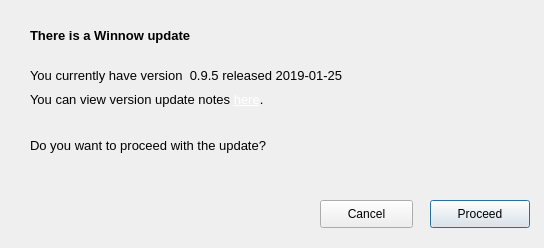
This is Dialogs/updateapp.ui in towhee/Winnow64 as Qt 5 draws it before an edit. The edited form follows.
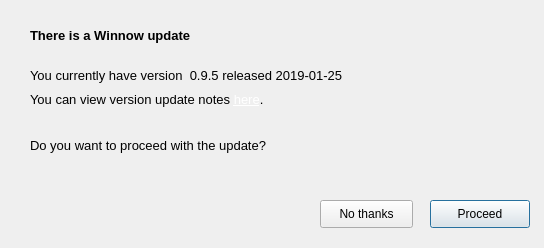
This is the edited form.

What changed in the file:
```diff
--- a/Dialogs/updateapp.ui
+++ b/Dialogs/updateapp.ui
@@ -124,7 +124,7 @@
     </rect>
    </property>
    <property name="text">
-    <string>Cancel</string>
+    <string>No thanks</string>
    </property>
    <property name="autoDefault">
     <bool>false</bool>
```
